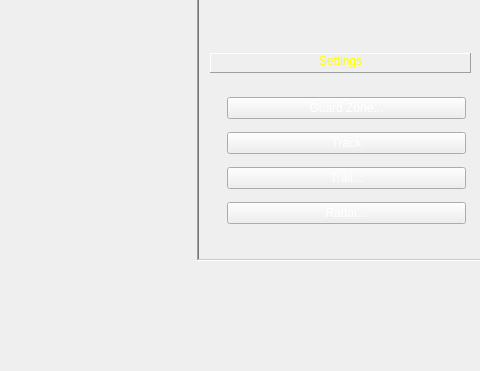
Before: the Qt Designer form RadarArmed2020/mainwindow.ui in MiftahSalam/Radar-Armed-2020, drawn with Qt 5; both pictures show x 675 to 1155 and y 559 to 930 of the 1155 by 930 pixel window.
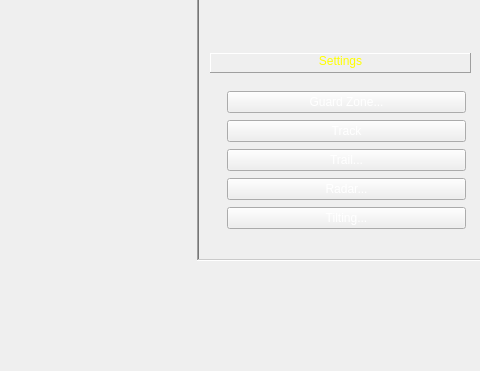
After: the same form once the commit is applied. Icons and pictures are not drawn. Custom widgets are drawn as their Qt base class.

```diff
--- a/RadarArmed2020/mainwindow.ui
+++ b/RadarArmed2020/mainwindow.ui
@@ -209,6 +209,16 @@
            </property>
           </widget>
          </item>
+         <item>
+          <widget class="QPushButton" name="pushButtonTilting">
+           <property name="text">
+            <string>Tilting...</string>
+           </property>
+           <property name="checkable">
+            <bool>false</bool>
+           </property>
+          </widget>
+         </item>
         </layout>
        </widget>
       </widget>
```
